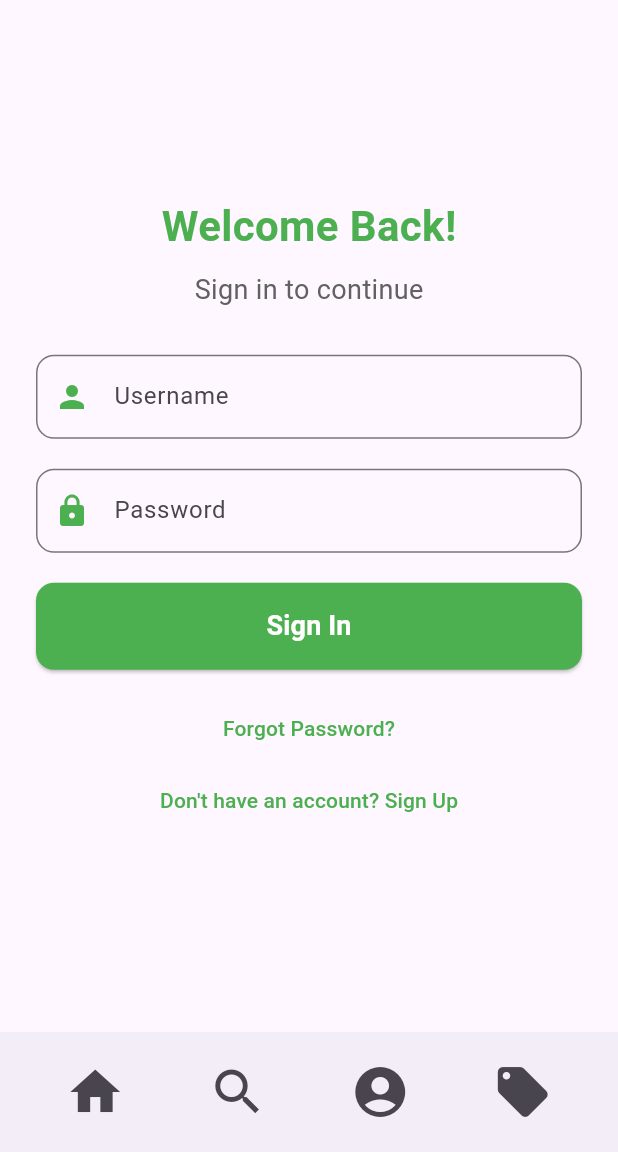
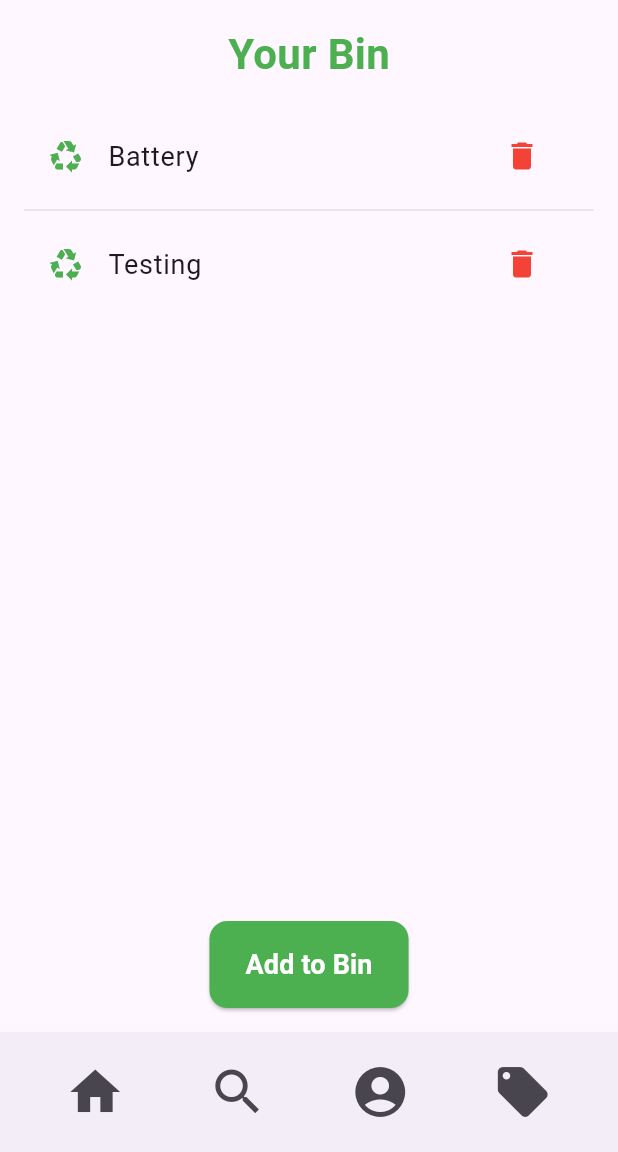
Before and after one commit to ivannimets/e-waste-hero, a Flutter app: the screen it shows after launch, on a phone screen of 412 x 824 dp, the part 84-1236 px from its top. Run offline on Flutter 3.47's test engine with Material 3 defaults, Android fonts, the phone set to English and light mode, and no system bars.

Commit message:
Bin page

```diff
--- a/ewastehero/lib/main.dart
+++ b/ewastehero/lib/main.dart
@@ -1,3 +1,4 @@
+import 'package:ewastehero/screens/bin_page.dart';
 import 'package:flutter/material.dart';
 import 'screens/home_screen.dart';
 import 'screens/login_screen.dart'; // Import your HomeScreen
@@ -16,7 +17,7 @@ class EWasteHeroApp extends StatelessWidget {
         fontFamily: 'Roboto', // Default font family for the app
         visualDensity: VisualDensity.adaptivePlatformDensity,
       ),
-      home: SignInScreen(),
+      home: BinScreen(),
     );
   }
 }
--- /dev/null
+++ b/ewastehero/lib/screens/bin_page.dart
@@ -0,0 +1,87 @@
+import 'package:ewastehero/screens/base_screen.dart';
+import 'package:flutter/material.dart';
+
+class BinScreen extends StatelessWidget {
+  final List<String> binItems; // List of bin items
+
+  BinScreen({this.binItems = const ["Battery", "Testing"]}); // Default to an empty bin
+
+  @override
+  Widget build(BuildContext context) {
+    return BaseScreen(
+      body: Padding(
+        padding: const EdgeInsets.all(16.0),
+        child: Column(
+          crossAxisAlignment: CrossAxisAlignment.center,
+          children: [
+            // Title
+            Text(
+              'Your Bin',
+              style: TextStyle(
+                fontSize: 28,
+                fontWeight: FontWeight.bold,
+                color: Colors.green,
+              ),
+            ),
+            SizedBox(height: 20),
+
+            // Display bin contents or empty message
+            Expanded(
+              child: binItems.isEmpty
+                  ? Center(
+                child: Text(
+                  'You have nothing in your bin',
+                  style: TextStyle(
+                    fontSize: 18,
+                    color: Colors.grey[600],
+                  ),
+                ),
+              )
+                  : ListView.separated(
+                itemCount: binItems.length,
+                separatorBuilder: (context, index) =>
+                    Divider(color: Colors.grey[300]),
+                itemBuilder: (context, index) {
+                  return ListTile(
+                    leading: Icon(Icons.recycling, color: Colors.green),
+                    title: Text(
+                      binItems[index],
+                      style: TextStyle(fontSize: 18),
+                    ),
+                    trailing: IconButton(
+                      icon: Icon(Icons.delete, color: Colors.red),
+                      onPressed: () {
+                        // TODO: Implement delete functionality
+                      },
+                    ),
+                  );
+                },
+              ),
+            ),
+
+            SizedBox(height: 20),
+
+            // Button to Add Items (For Future Implementation)
+            ElevatedButton(
+              onPressed: () {
+                // TODO: Add functionality to add items to the bin
+              },
+              style: ElevatedButton.styleFrom(
+                backgroundColor: Colors.green, // Button color
+                foregroundColor: Colors.white, // Text color
+                padding: EdgeInsets.symmetric(vertical: 16, horizontal: 24),
+                shape: RoundedRectangleBorder(
+                  borderRadius: BorderRadius.circular(12),
+                ),
+              ),
+              child: Text(
+                'Add to Bin',
+                style: TextStyle(fontSize: 18, fontWeight: FontWeight.bold),
+              ),
+            ),
+          ],
+        ),
+      ),
+    );
+  }
+}
```
